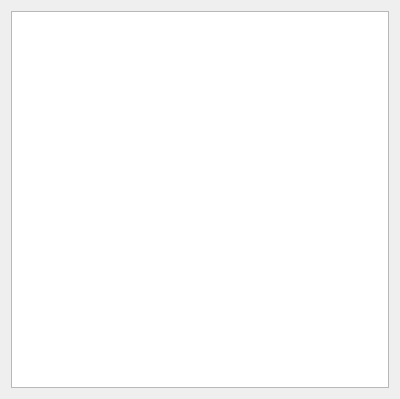
Qt form licensedialog.ui (miyamot0/DataTracker3) before a commit.
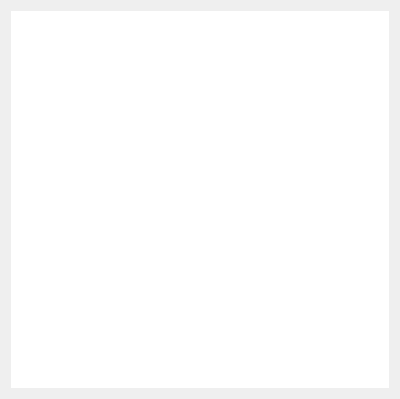
The same form after that commit.

Commit message: Remove panel borders

Patch:
```diff
--- a/licensedialog.ui
+++ b/licensedialog.ui
@@ -15,7 +15,11 @@
   </property>
   <layout class="QVBoxLayout" name="verticalLayout">
    <item>
-    <widget class="QTextBrowser" name="textBrowser"/>
+    <widget class="QTextBrowser" name="textBrowser">
+     <property name="frameShape">
+      <enum>QFrame::NoFrame</enum>
+     </property>
+    </widget>
    </item>
   </layout>
  </widget>
```
The commit also changes 2 other files.
